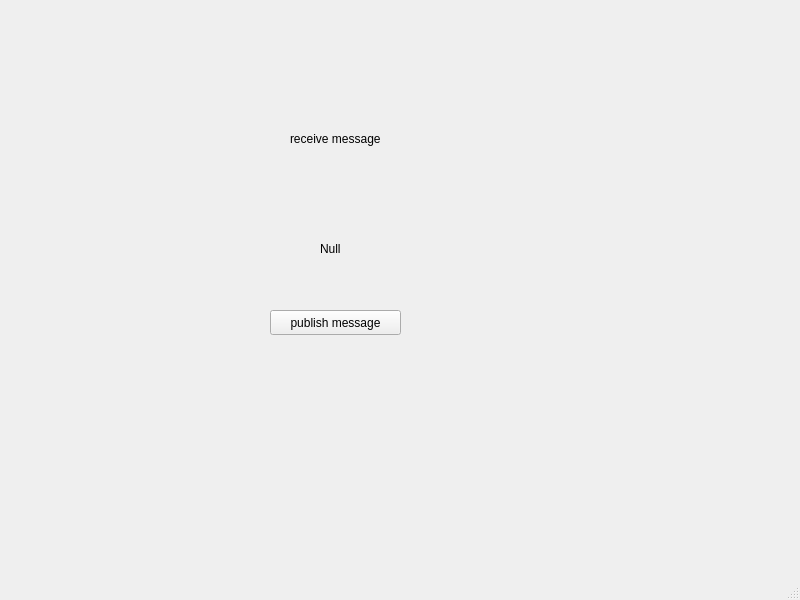
The window that turtlebot_test/src/python_pub_sub/python_ui/my_ui.ui (JuFengWu/ros_handout) describes before a commit, drawn with Qt 5.
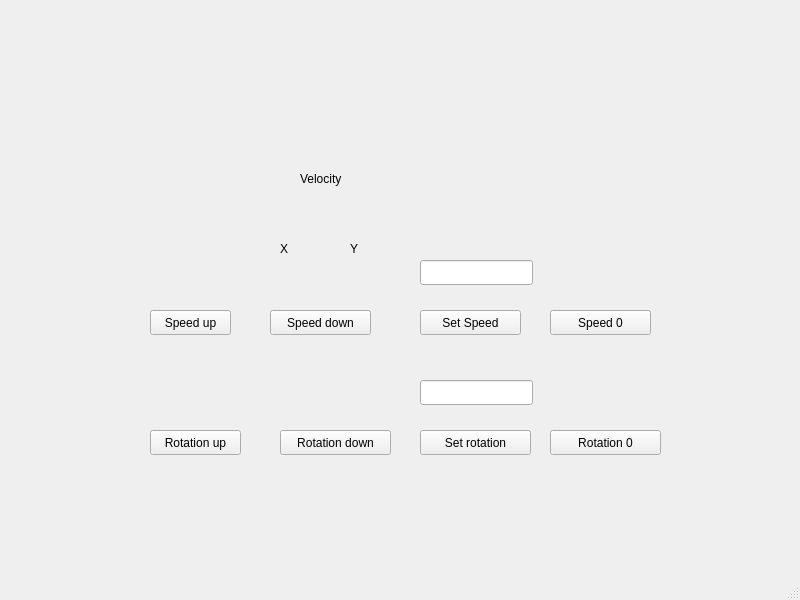
The same window after the commit.

Commit message: finish python ui

```diff
--- a/turtlebot_test/src/python_pub_sub/python_ui/my_ui.ui
+++ b/turtlebot_test/src/python_pub_sub/python_ui/my_ui.ui
@@ -13,52 +13,168 @@
   <property name="windowTitle">
    <string>MainWindow</string>
   </property>
-  <widget class="QWidget" name="centralwidget" native="true">
-   <property name="geometry">
-    <rect>
-     <x>10</x>
-     <y>30</y>
-     <width>781</width>
-     <height>551</height>
-    </rect>
-   </property>
+  <widget class="QWidget" name="centralwidget">
    <widget class="QLabel" name="label">
     <property name="geometry">
      <rect>
-      <x>320</x>
+      <x>280</x>
       <y>240</y>
       <width>31</width>
       <height>17</height>
      </rect>
     </property>
     <property name="text">
-     <string>Null</string>
+     <string>X</string>
     </property>
    </widget>
    <widget class="QPushButton" name="pushButton">
     <property name="geometry">
      <rect>
-      <x>270</x>
+      <x>150</x>
       <y>310</y>
-      <width>131</width>
+      <width>81</width>
       <height>25</height>
      </rect>
     </property>
     <property name="text">
-     <string>publish message</string>
+     <string>Speed up</string>
     </property>
    </widget>
    <widget class="QLabel" name="label_2">
     <property name="geometry">
      <rect>
-      <x>290</x>
-      <y>130</y>
-      <width>131</width>
+      <x>300</x>
+      <y>170</y>
+      <width>71</width>
       <height>17</height>
      </rect>
     </property>
     <property name="text">
-     <string>receive message</string>
+     <string>Velocity</string>
+    </property>
+   </widget>
+   <widget class="QLabel" name="label_3">
+    <property name="geometry">
+     <rect>
+      <x>350</x>
+      <y>240</y>
+      <width>31</width>
+      <height>17</height>
+     </rect>
+    </property>
+    <property name="text">
+     <string>Y</string>
+    </property>
+   </widget>
+   <widget class="QPushButton" name="pushButton_2">
+    <property name="geometry">
+     <rect>
+      <x>270</x>
+      <y>310</y>
+      <width>101</width>
+      <height>25</height>
+     </rect>
+    </property>
+    <property name="text">
+     <string>Speed down</string>
+    </property>
+   </widget>
+   <widget class="QPushButton" name="pushButton_3">
+    <property name="geometry">
+     <rect>
+      <x>420</x>
+      <y>310</y>
+      <width>101</width>
+      <height>25</height>
+     </rect>
+    </property>
+    <property name="text">
+     <string>Set Speed</string>
+    </property>
+   </widget>
+   <widget class="QPushButton" name="pushButton_4">
+    <property name="geometry">
+     <rect>
+      <x>550</x>
+      <y>310</y>
+      <width>101</width>
+      <height>25</height>
+     </rect>
+    </property>
+    <property name="text">
+     <string>Speed 0</string>
+    </property>
+   </widget>
+   <widget class="QPushButton" name="pushButton_5">
+    <property name="geometry">
+     <rect>
+      <x>150</x>
+      <y>430</y>
+      <width>91</width>
+      <height>25</height>
+     </rect>
+    </property>
+    <property name="text">
+     <string>Rotation up</string>
+    </property>
+   </widget>
+   <widget class="QPushButton" name="pushButton_6">
+    <property name="geometry">
+     <rect>
+      <x>280</x>
+      <y>430</y>
+      <width>111</width>
+      <height>25</height>
+     </rect>
+    </property>
+    <property name="text">
+     <string>Rotation down</string>
+    </property>
+   </widget>
+   <widget class="QPushButton" name="pushButton_7">
+    <property name="geometry">
+     <rect>
+      <x>420</x>
+      <y>430</y>
+      <width>111</width>
+      <height>25</height>
+     </rect>
+    </property>
+    <property name="text">
+     <string>Set rotation</string>
+    </property>
+   </widget>
+   <widget class="QPushButton" name="pushButton_8">
+    <property name="geometry">
+     <rect>
+      <x>550</x>
+      <y>430</y>
+      <width>111</width>
+      <height>25</height>
+     </rect>
+    </property>
+    <property name="text">
+     <string>Rotation 0</string>
+    </property>
+   </widget>
+   <widget class="QLineEdit" name="lineEdit">
+    <property name="geometry">
+     <rect>
+      <x>420</x>
+      <y>260</y>
+      <width>113</width>
+      <height>25</height>
+     </rect>
+    </property>
+   </widget>
+   <widget class="QLineEdit" name="lineEdit_2">
+    <property name="geometry">
+     <rect>
+      <x>420</x>
+      <y>380</y>
+      <width>113</width>
+      <height>25</height>
+     </rect>
     </property>
    </widget>
   </widget>
```
Left out of the diff: 11 changed lines with no effect on the pictures. The commit also changes 5 other files.
